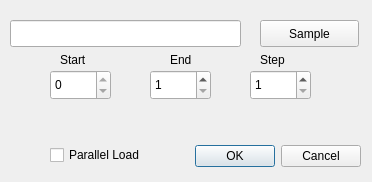
This is mantidimaging/gui/ui/load_dialog.ui in mantidproject/mantidimaging as Qt 5 draws it before an edit. The edited form follows.
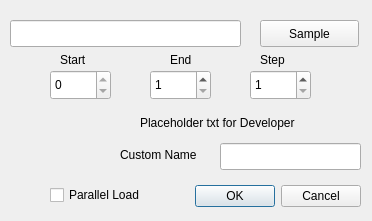
This is the edited form.

```diff
--- a/mantidimaging/gui/ui/load_dialog.ui
+++ b/mantidimaging/gui/ui/load_dialog.ui
@@ -7,7 +7,7 @@
     <x>0</x>
     <y>0</y>
     <width>372</width>
-    <height>182</height>
+    <height>221</height>
    </rect>
   </property>
   <property name="windowTitle">
@@ -17,7 +17,7 @@
    <property name="geometry">
     <rect>
      <x>20</x>
-     <y>140</y>
+     <y>180</y>
      <width>341</width>
      <height>32</height>
     </rect>
@@ -149,7 +149,7 @@
    <property name="geometry">
     <rect>
      <x>50</x>
-     <y>140</y>
+     <y>180</y>
      <width>121</width>
      <height>30</height>
     </rect>
@@ -168,7 +168,33 @@
     </rect>
    </property>
    <property name="text">
-    <string/>
+    <string>Placeholder txt for Developer</string>
+   </property>
+  </widget>
+  <widget class="QLineEdit" name="stackName">
+   <property name="geometry">
+    <rect>
+     <x>220</x>
+     <y>143</y>
+     <width>141</width>
+     <height>27</height>
+    </rect>
+   </property>
+   <property name="toolTip">
+    <string>&lt;html&gt;&lt;head/&gt;&lt;body&gt;&lt;p&gt;Set custom name that will be used as the stack's name. If not provided the folder name will be used.&lt;/p&gt;&lt;/body&gt;&lt;/html&gt;</string>
+   </property>
+  </widget>
+  <widget class="QLabel" name="label_4">
+   <property name="geometry">
+    <rect>
+     <x>120</x>
+     <y>145</y>
+     <width>101</width>
+     <height>20</height>
+    </rect>
+   </property>
+   <property name="text">
+    <string>Custom Name</string>
    </property>
   </widget>
  </widget>
```
